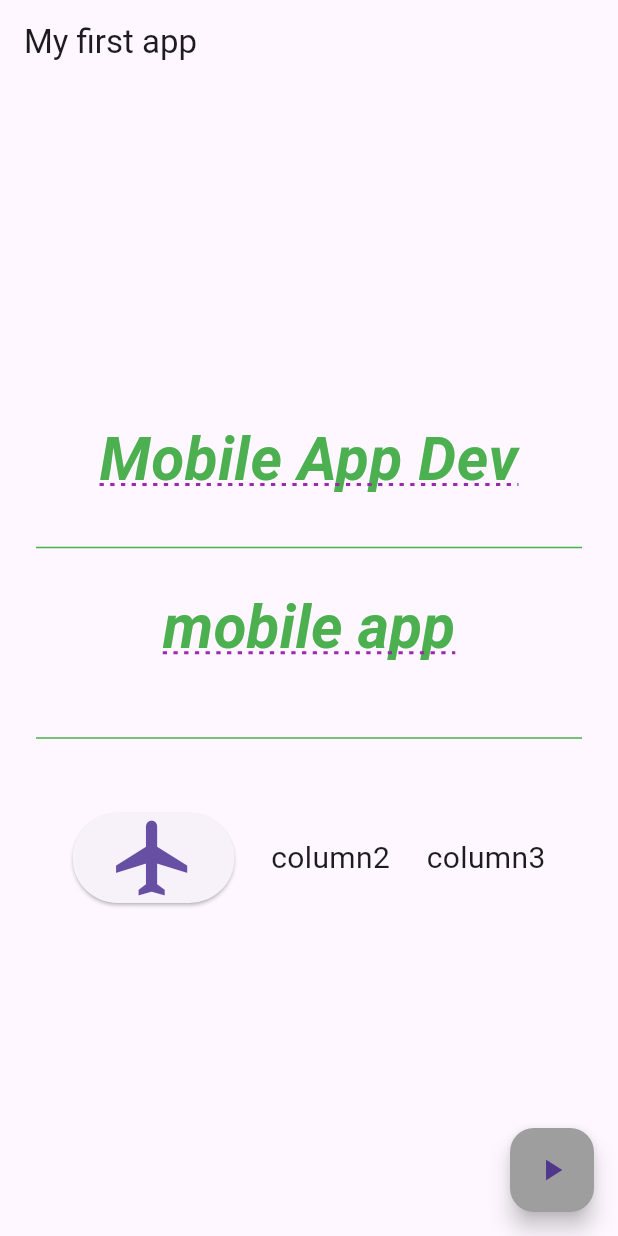
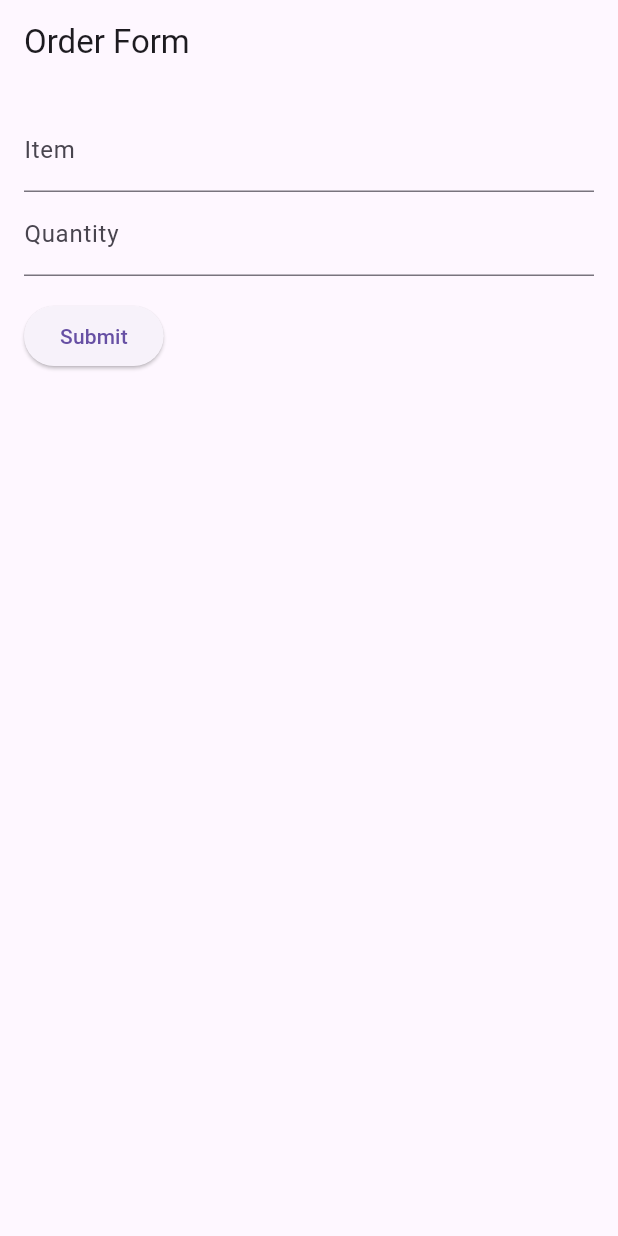
Before and after one commit to abrsh6266/1st-flutter-app, a Flutter app: the screen it shows after launch, on a phone screen of 412 x 824 dp. Run offline on Flutter 3.47's test engine with Material 3 defaults, Android fonts, the phone set to English and light mode, and no system bars.

Commit message:
form_order file created

```diff
--- a/lib/main.dart
+++ b/lib/main.dart
@@ -1,19 +1,20 @@
-import 'package:commonwd/home.dart';
+// main.dart
 import 'package:flutter/material.dart';
+import 'order_form.dart';
 
 void main() {
-  runApp(const MyApp());
+  runApp(MyApp());
 }
 
 class MyApp extends StatelessWidget {
-  const MyApp({super.key});
-
-  // This widget is the root of your application.
   @override
   Widget build(BuildContext context) {
-    return const MaterialApp(
-      title: 'Flutter Demo',
-      home: Home(),
+    return MaterialApp(
+      title: 'Order Form',
+      theme: ThemeData(
+        primarySwatch: Colors.blue,
+      ),
+      home: OrderForm(),
     );
   }
 }
--- /dev/null
+++ b/lib/order_form.dart
@@ -0,0 +1,76 @@
+// order_form.dart
+import 'package:flutter/material.dart';
+
+class OrderForm extends StatefulWidget {
+  @override
+  _OrderFormState createState() => _OrderFormState();
+}
+
+class _OrderFormState extends State<OrderForm> {
+  final GlobalKey<FormState> _formStateKey = GlobalKey<FormState>();
+  Order _order = Order();
+
+  @override
+  Widget build(BuildContext context) {
+    return Scaffold(
+      appBar: AppBar(
+        title: Text('Order Form'),
+      ),
+      body: Padding(
+        padding: EdgeInsets.all(16.0),
+        child: Form(
+          key: _formStateKey,
+          child: Column(
+            crossAxisAlignment: CrossAxisAlignment.start,
+            children: <Widget>[
+              TextFormField(
+                decoration: InputDecoration(labelText: 'Item'),
+                validator: _validateItemRequired,
+                onSaved: (value) => _order.item = value!,
+              ),
+              TextFormField(
+                decoration: InputDecoration(labelText: 'Quantity'),
+                keyboardType: TextInputType.number,
+                validator: validateItemCount,
+                onSaved: (value) => _order.quantity = int.parse(value!),
+              ),
+              Padding(
+                padding: EdgeInsets.symmetric(vertical: 16.0),
+                child: ElevatedButton(
+                  onPressed: () => _submitOrder(context),
+                  child: Text('Submit'),
+                ),
+              ),
+            ],
+          ),
+        ),
+      ),
+    );
+  }
+
+  String? _validateItemRequired(String? value) {
+    return value?.isEmpty ?? true ? 'Item required' : null;
+  }
+
+  String? validateItemCount(String? value) {
+    int? _valueAsInteger = int.tryParse(value ?? '');
+    if (_valueAsInteger == null) {
+      return 'Please enter a valid number';
+    }
+    return _valueAsInteger == 0 ? 'At least one item is required' : null;
+  }
+
+  void _submitOrder(BuildContext context) {
+    if (_formStateKey.currentState != null && _formStateKey.currentState!.validate()) {
+      _formStateKey.currentState!.save();
+      ScaffoldMessenger.of(context).showSnackBar(
+        SnackBar(content: Text('Ordered ${_order.quantity} ${_order.item}(s)')),
+      );
+    }
+  }
+}
+
+class Order {
+  late int quantity;
+  late String item;
+}
```
